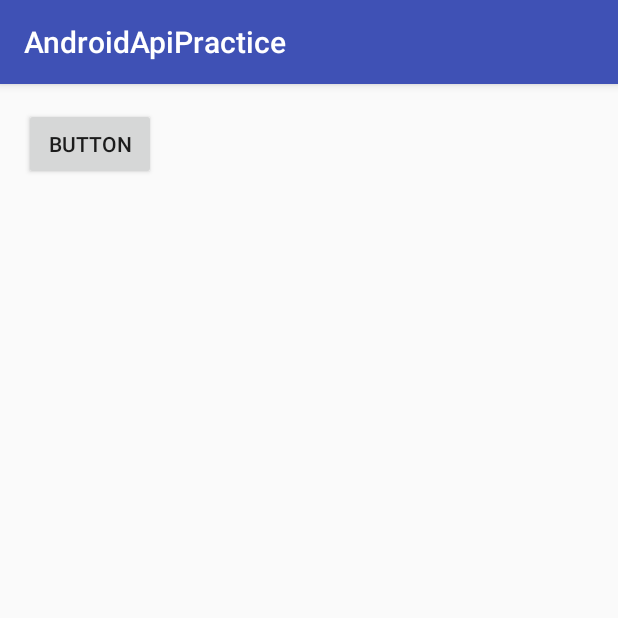
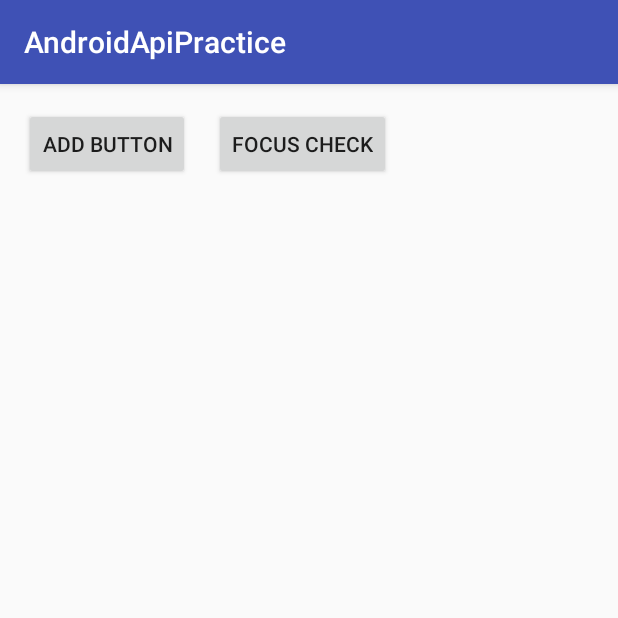
Before and after one commit to arimura/android-api-practice, an Android app: the WindowActivity screen opened directly, with no data from a screen before it, on a phone screen of 412 x 824 dp, the top half of it. Run offline under Robolectric (Android 15) with nearby library versions, the phone set to English and light mode, and no system bars.

Commit message:
add windown api sample

```diff
--- a/app/src/main/res/layout/activity_window.xml
+++ b/app/src/main/res/layout/activity_window.xml
@@ -8,10 +8,18 @@
     tools:context=".window.WindowActivity">
 
     <Button
-        android:id="@+id/buttonShow"
+        android:id="@+id/buttonShowOverlay"
         android:layout_width="wrap_content"
         android:layout_height="wrap_content" android:layout_marginStart="16dp"
-        android:layout_marginTop="16dp" android:text="Button"
-        app:layout_constraintStart_toStartOf="parent" app:layout_constraintTop_toTopOf="parent"
-        android:onClick="clickShowButton"/>
+        android:layout_marginTop="16dp" android:onClick="clickShowButton"
+        android:text="Add Button" app:layout_constraintStart_toStartOf="parent"
+        app:layout_constraintTop_toTopOf="parent"/>
+    <Button
+        android:id="@+id/buttonFocusChecker"
+        android:layout_width="wrap_content"
+        android:layout_height="wrap_content" android:layout_marginStart="16dp"
+        android:layout_marginTop="16dp" android:onClick="clickSetWindowFocusChecker"
+        android:text="focus check"
+        app:layout_constraintStart_toEndOf="@+id/buttonShowOverlay"
+        app:layout_constraintTop_toTopOf="parent"/>
 </android.support.constraint.ConstraintLayout>
```
Also changed, not shown: app/src/main/java/com/hormiga6/androidapipractice/window/WindowActivity.java (+32 -6 lines).
